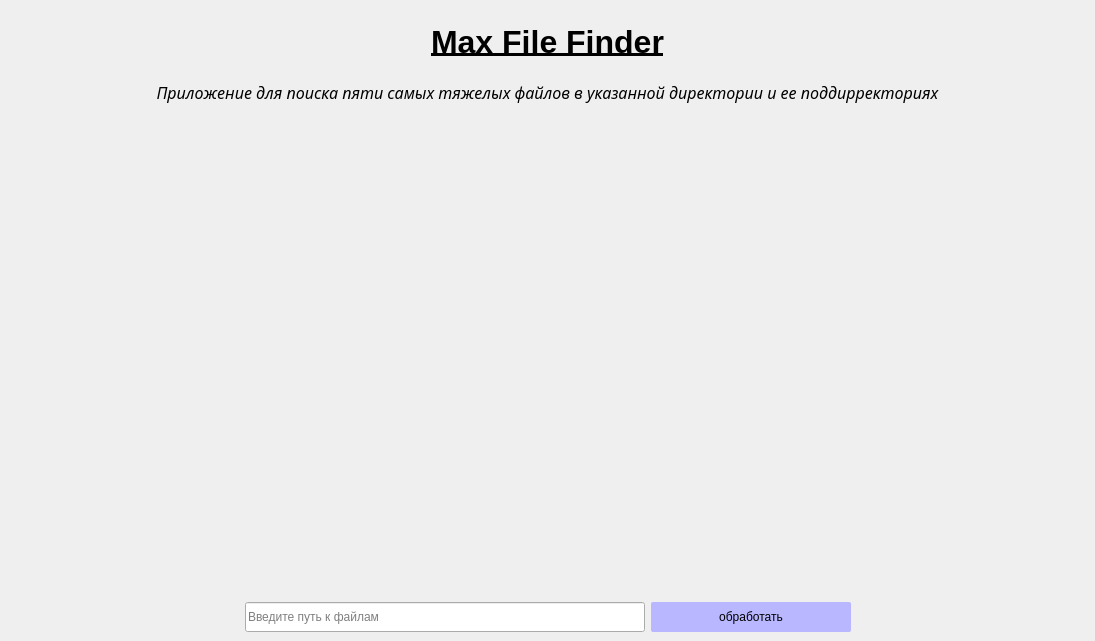
Before: the Qt Designer form mainwindow.ui in Dm1tryb1t/HW, drawn with Qt 5.
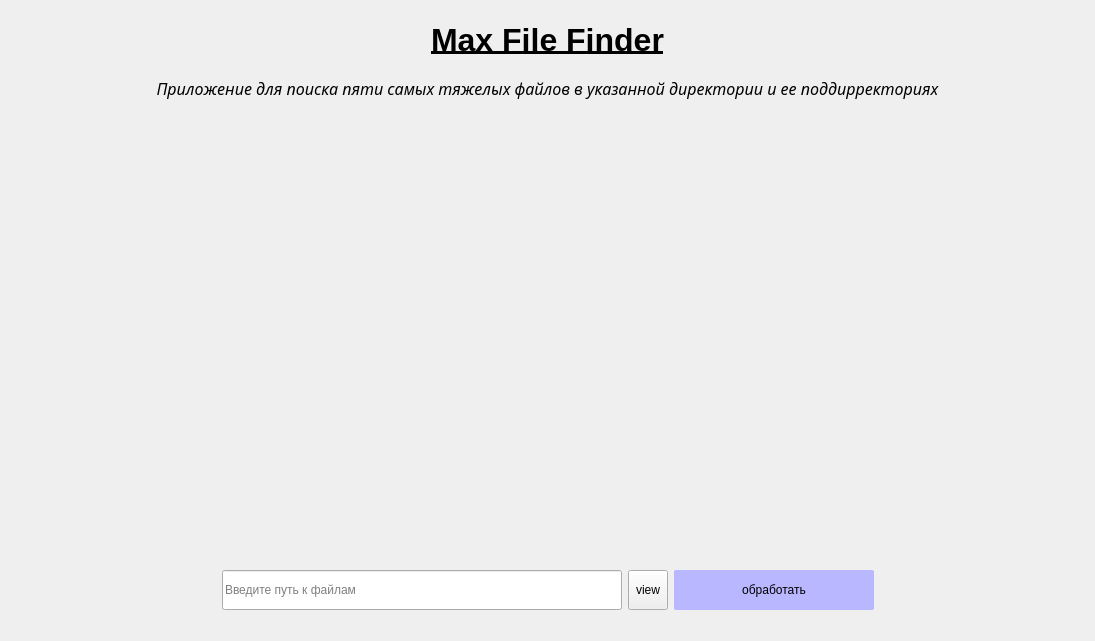
After: the same form once the commit is applied. Icons and pictures are not drawn.

```diff
--- a/mainwindow.ui
+++ b/mainwindow.ui
@@ -103,7 +103,7 @@
         <property name="sizeHint" stdset="0">
          <size>
           <width>20</width>
-          <height>450</height>
+          <height>425</height>
          </size>
         </property>
        </spacer>
@@ -123,12 +123,12 @@
           </property>
          </spacer>
         </item>
-        <item>
+        <item alignment="Qt::AlignTop">
          <widget class="QLineEdit" name="lineEdit">
           <property name="minimumSize">
            <size>
             <width>400</width>
-            <height>30</height>
+            <height>40</height>
            </size>
           </property>
           <property name="cursor">
@@ -145,12 +145,41 @@
           </property>
          </widget>
         </item>
-        <item>
+        <item alignment="Qt::AlignTop">
+         <widget class="QToolButton" name="toolButton">
+          <property name="minimumSize">
+           <size>
+            <width>40</width>
+            <height>40</height>
+           </size>
+          </property>
+          <property name="maximumSize">
+           <size>
+            <width>16777215</width>
+            <height>40</height>
+           </size>
+          </property>
+          <property name="cursor">
+           <cursorShape>ForbiddenCursor</cursorShape>
+          </property>
+          <property name="text">
+           <string>view</string>
+          </property>
+          <property name="icon">
+           <iconset resource="rrr.qrc">
+            <normaloff>:/icons/provider.png</normaloff>:/icons/provider.png</iconset>
+          </property>
+          <property name="toolButtonStyle">
+           <enum>Qt::ToolButtonTextUnderIcon</enum>
+          </property>
+         </widget>
+        </item>
+        <item alignment="Qt::AlignTop">
          <widget class="QPushButton" name="pushButton">
           <property name="minimumSize">
            <size>
             <width>200</width>
-            <height>30</height>
+            <height>40</height>
            </size>
           </property>
           <property name="maximumSize">
```
Left out of the diff: 12 changed lines with no effect on the pictures.
